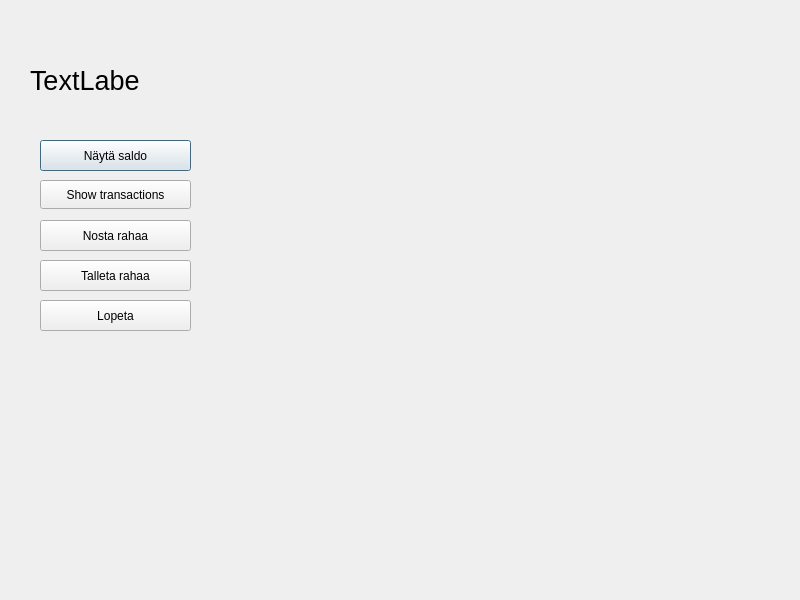
This is frontend/clientwindow.ui in 22kmo-project/group_7 as Qt 5 draws it before an edit. The edited form follows.
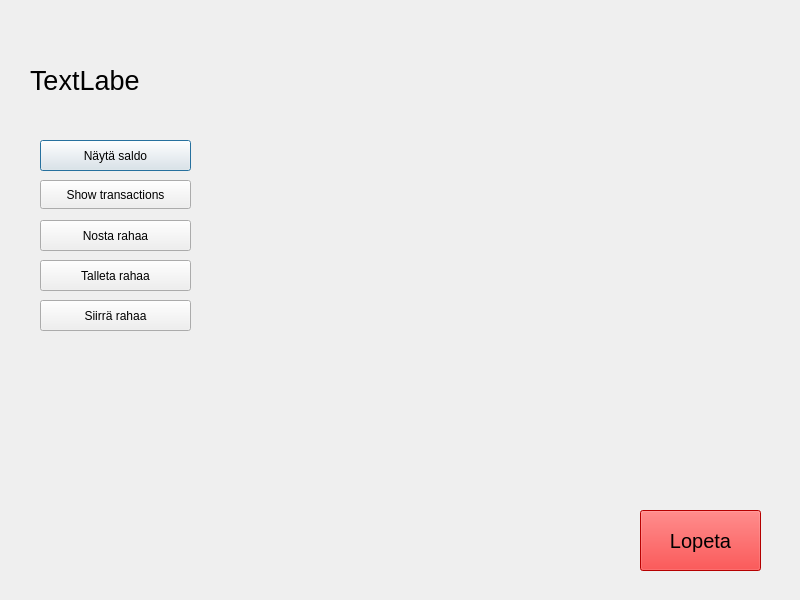
This is the edited form.

```diff
--- a/frontend/clientwindow.ui
+++ b/frontend/clientwindow.ui
@@ -73,12 +73,21 @@
   <widget class="QPushButton" name="button_exit">
    <property name="geometry">
     <rect>
-     <x>40</x>
-     <y>300</y>
-     <width>151</width>
-     <height>31</height>
+     <x>640</x>
+     <y>510</y>
+     <width>121</width>
+     <height>61</height>
     </rect>
    </property>
+   <property name="font">
+    <font>
+     <pointsize>15</pointsize>
+    </font>
+   </property>
+   <property name="styleSheet">
+    <string notr="true">background: red;
+color: black;</string>
+   </property>
    <property name="text">
     <string>Lopeta</string>
    </property>
@@ -96,6 +105,19 @@
     <string>Show transactions</string>
    </property>
   </widget>
+  <widget class="QPushButton" name="button_transfer">
+   <property name="geometry">
+    <rect>
+     <x>40</x>
+     <y>300</y>
+     <width>151</width>
+     <height>31</height>
+    </rect>
+   </property>
+   <property name="text">
+    <string>Siirrä rahaa</string>
+   </property>
+  </widget>
  </widget>
  <resources/>
  <connections/>
```
